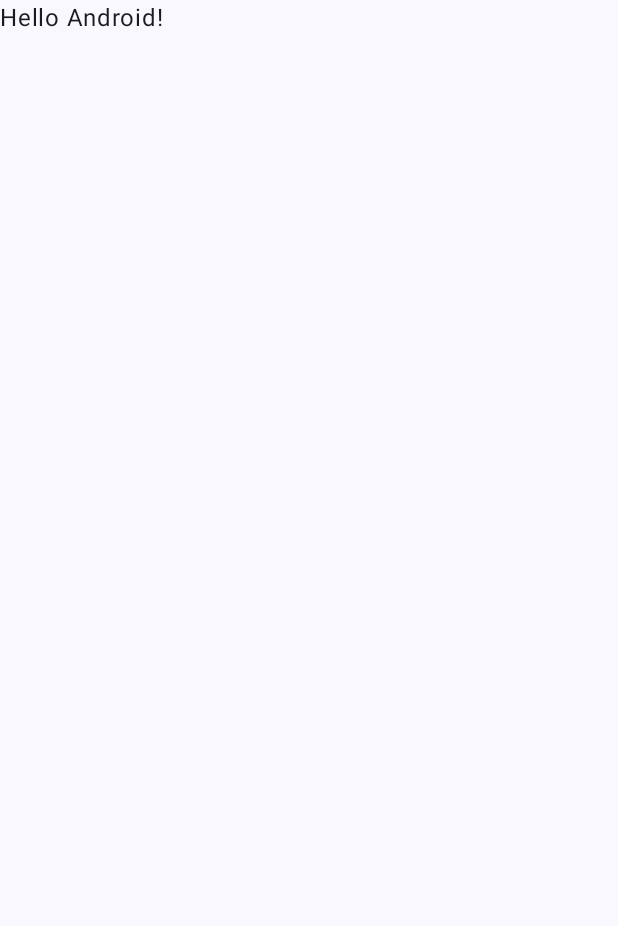
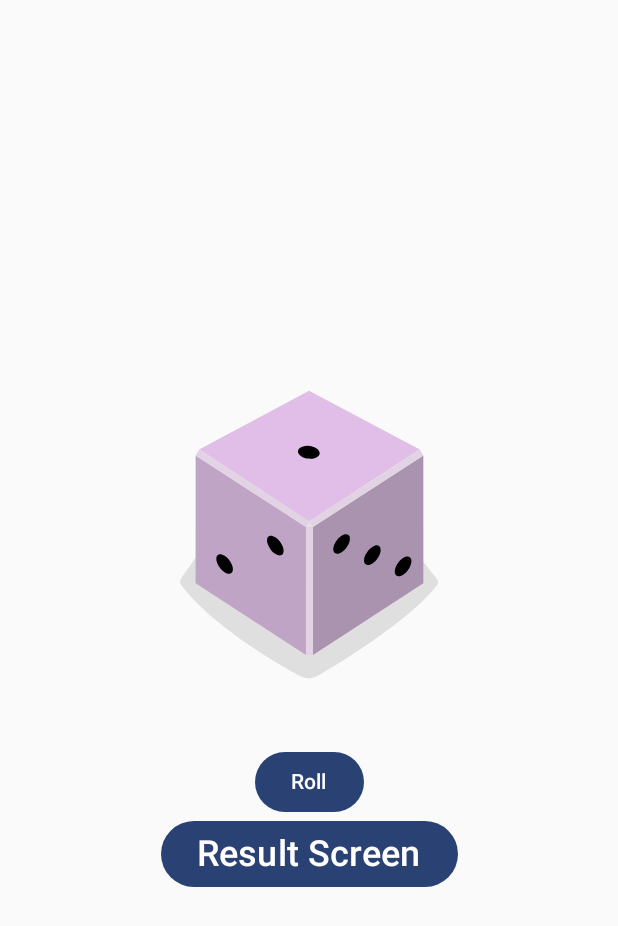
Before and after one commit to rodrigocabrito/DailySync, an Android app built with Jetpack Compose: the screen it shows after launch (MainActivity), on a phone screen of 412 x 824 dp. Before the commit the part shown is almost empty. Shown: the top 926 px of the screen. Run offline under Robolectric (Android 15) with nearby library versions, the phone set to English and light mode, and no system bars.

Commit message:
correção na navegação entre páginas

```diff
--- /dev/null
+++ b/app/src/main/java/com/example/dailysync/Login.kt
@@ -0,0 +1 @@
+package com.example.dailysync
--- a/app/src/main/java/com/example/dailysync/MainActivity.kt
+++ b/app/src/main/java/com/example/dailysync/MainActivity.kt
@@ -10,6 +10,8 @@ import androidx.compose.material3.Text
 import androidx.compose.runtime.Composable
 import androidx.compose.ui.Modifier
 import androidx.compose.ui.tooling.preview.Preview
+import androidx.navigation.compose.rememberNavController
+import com.example.dailysync.navigation.NavGraph
 import com.example.dailysync.ui.theme.DailySyncTheme
 
 class MainActivity : ComponentActivity() {
@@ -17,30 +19,9 @@ class MainActivity : ComponentActivity() {
         super.onCreate(savedInstanceState)
         setContent {
             DailySyncTheme {
-                // A surface container using the 'background' color from the theme
-                Surface(
-                    modifier = Modifier.fillMaxSize(),
-                    color = MaterialTheme.colorScheme.background
-                ) {
-                    Greeting("Android")
-                }
+                val navController = rememberNavController()
+                NavGraph(navController = navController)
             }
         }
     }
 }
-
-@Composable
-fun Greeting(name: String, modifier: Modifier = Modifier) {
-    Text(
-        text = "Hello $name!",
-        modifier = modifier
-    )
-}
-
-@Preview(showBackground = true)
-@Composable
-fun GreetingPreview() {
-    DailySyncTheme {
-        Greeting("Android")
-    }
-}
--- a/app/src/main/java/com/example/dailysync/Read.kt
+++ b/app/src/main/java/com/example/dailysync/Read/Read.kt
@@ -1,4 +1,4 @@
-package com.example.dailysync
+package com.example.dailysync.Read
 
 import androidx.compose.foundation.Image
 import androidx.compose.foundation.background
@@ -32,6 +32,7 @@ import androidx.compose.ui.text.font.FontWeight
 import androidx.compose.ui.unit.dp
 import androidx.compose.ui.unit.sp
 import androidx.navigation.NavController
+import com.example.dailysync.R
 import com.example.dailysync.navigation.Screens
 
 
--- a/app/src/main/java/com/example/dailysync/navigation/NavGraph.kt
+++ b/app/src/main/java/com/example/dailysync/navigation/NavGraph.kt
@@ -4,9 +4,9 @@ import androidx.compose.runtime.Composable
 import androidx.navigation.NavHostController
 import androidx.navigation.compose.NavHost
 import androidx.navigation.compose.composable
-import com.example.dailysync.Read
-import com.example.dailysync.Exercise
-import com.example.dailysync.Sleep
+import com.example.dailysync.Read.Read
+import com.example.dailysync.Exercise.Exercise
+import com.example.dailysync.Sleep.Sleep
 import com.example.dailysync.Home
 
 @Composable
--- a/app/src/main/java/com/example/dailysync/navigation/Screens.kt
+++ b/app/src/main/java/com/example/dailysync/navigation/Screens.kt
@@ -5,7 +5,4 @@ sealed class Screens(val route: String) {
     object Exercise : Screens("exercise/{result}")
     object Read : Screens("read_screen")
     object Sleep : Screens("sleep_screen/{result}")
-    object SixButton : Screens("sixButton_screen")
-    object FieldText : Screens("textField_screen/{result}")
-    object DiceSix : Screens("diceSix_screen/{result}")
 }
```
Also changed, not shown: app/src/main/java/com/example/dailysync/Exercise/Exercise.kt (renamed from app/src/main/java/com/example/dailysync/Sleep.kt, +9 -22 lines), app/src/main/java/com/example/dailysync/Home.kt (+2 -24 lines), app/src/main/java/com/example/dailysync/Sleep/Sleep.kt (renamed from app/src/main/java/com/example/dailysync/Exercise.kt, +20 -13 lines).
